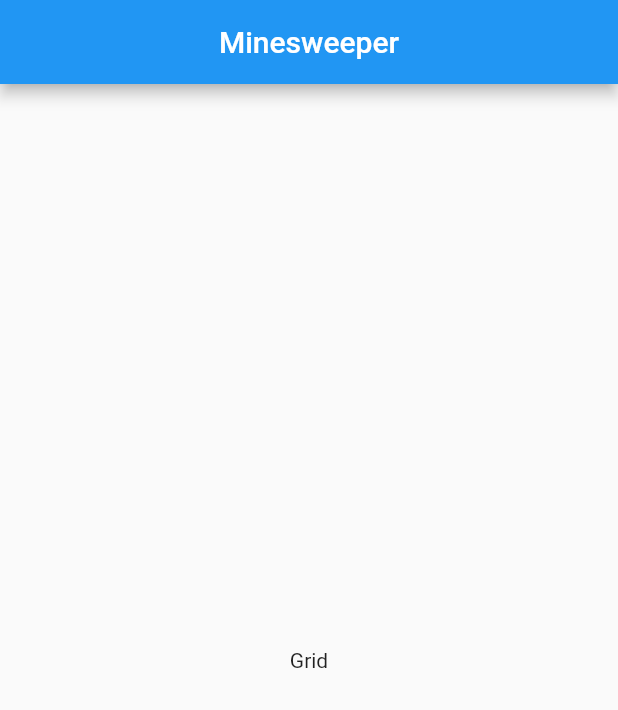
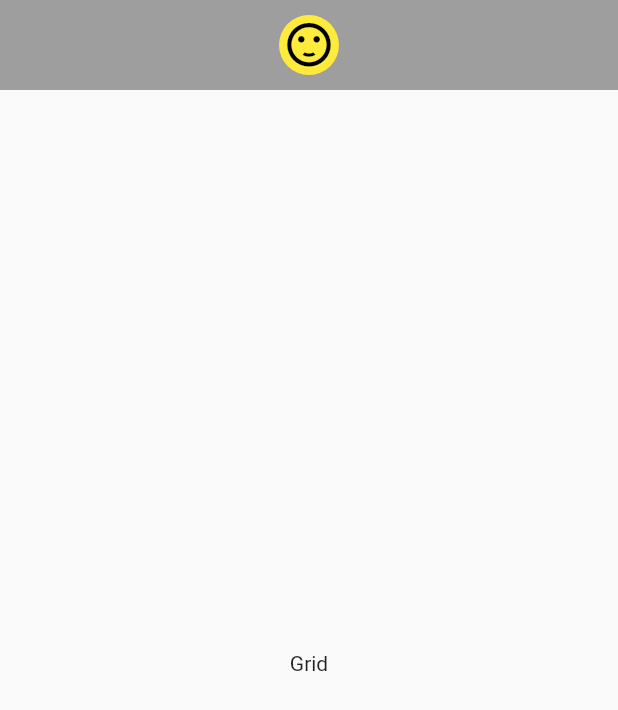
Before and after one commit to marcosmanto/minesweeper_flutter, a Flutter app: the screen it shows after launch, on a phone screen of 412 x 824 dp. Shown: the top 710 px of the screen. Run offline on Flutter 3.47's test engine with Material 2 defaults, Android fonts, the phone set to English and light mode, and no system bars.

Commit message:
Created ResultWidget taht replaces AppBar. This widget uses SafeArea to avoid screens areas used by the device.

```diff
--- /dev/null
+++ b/lib/components/result_widget.dart
@@ -0,0 +1,57 @@
+import 'package:flutter/material.dart';
+
+class ResultWidget extends StatelessWidget implements PreferredSizeWidget {
+  final bool? win;
+  final void Function()? onRestarted;
+
+  const ResultWidget({
+    super.key,
+    this.win,
+    this.onRestarted,
+  });
+
+  @override
+  Widget build(BuildContext context) {
+    return Container(
+      color: Colors.grey,
+      child: SafeArea(
+          child: Container(
+        padding: const EdgeInsets.all(10),
+        child: CircleAvatar(
+          backgroundColor: _getColor(),
+          child: IconButton(
+              padding: const EdgeInsets.all(0),
+              icon: Icon(
+                _getIcon(),
+                color: Colors.black,
+                size: 35,
+              ),
+              onPressed: onRestarted),
+        ),
+      )),
+    );
+  }
+
+  @override
+  Size get preferredSize => const Size.fromHeight(120);
+
+  _getColor() {
+    if (win == null) {
+      return Colors.yellow;
+    } else if (win == true) {
+      return Colors.green[300];
+    } else {
+      return Colors.red[300];
+    }
+  }
+
+  IconData _getIcon() {
+    if (win == null) {
+      return Icons.sentiment_satisfied;
+    } else if (win == true) {
+      return Icons.sentiment_very_satisfied;
+    } else {
+      return Icons.sentiment_very_dissatisfied;
+    }
+  }
+}
--- a/lib/screens/minesweeper.dart
+++ b/lib/screens/minesweeper.dart
@@ -1,4 +1,5 @@
 import 'package:flutter/material.dart';
+import 'package:minesweeper_flutter/components/result_widget.dart';
 
 class Minesweeper extends StatelessWidget {
   const Minesweeper({super.key});
@@ -7,10 +8,9 @@ class Minesweeper extends StatelessWidget {
   Widget build(BuildContext context) {
     return MaterialApp(
       home: Scaffold(
-        appBar: AppBar(
-          centerTitle: true,
-          title: const Text('Minesweeper'),
-        ),
+        appBar: ResultWidget(onRestarted: () {
+          print('hello');
+        }),
         body: const Center(
           child: Text('Grid'),
         ),
```
